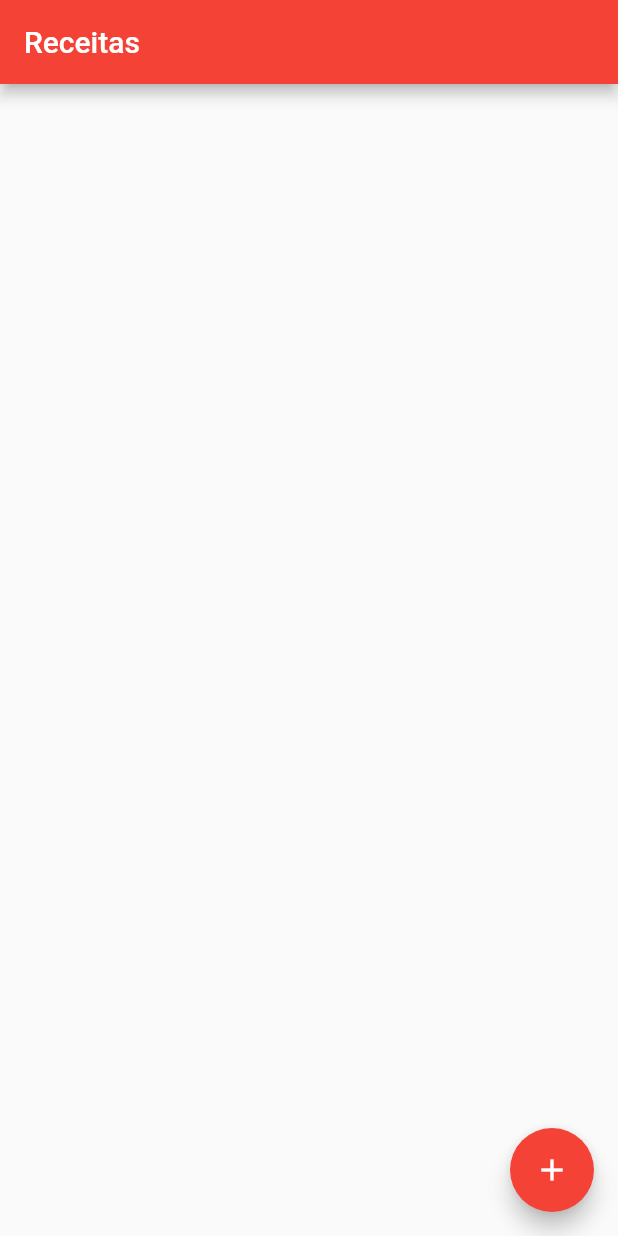
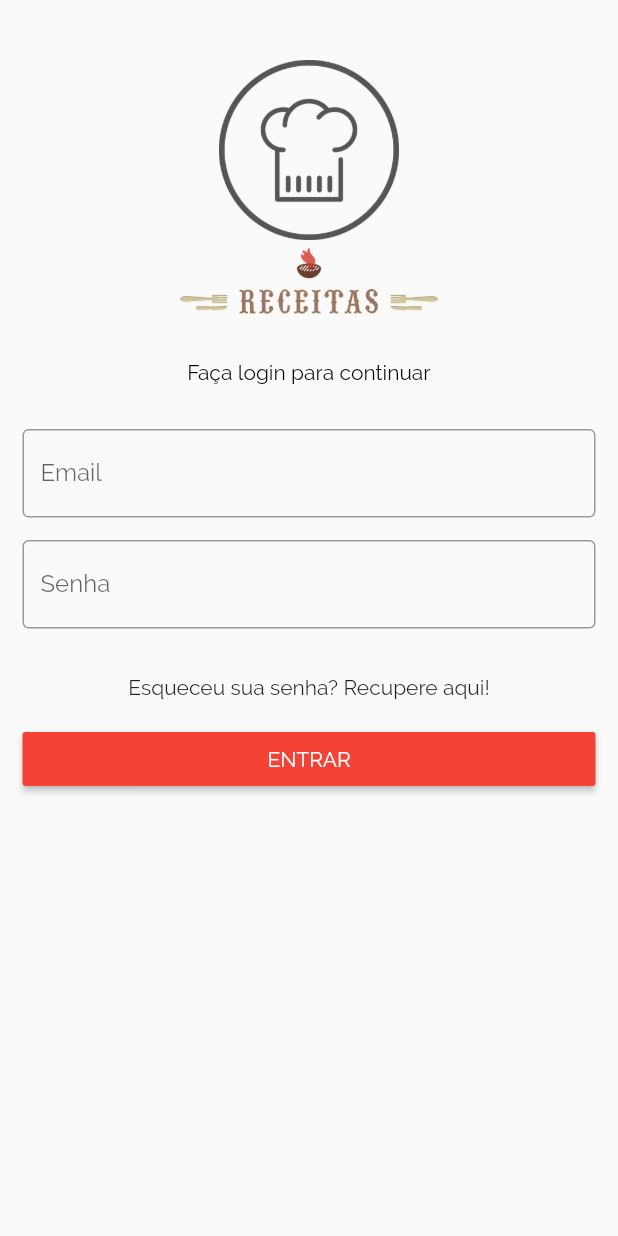
Before and after one commit to gustavoborges25/flutter-fist-app, a Flutter app: the screen it shows after launch, on a phone screen of 412 x 824 dp. Run offline on Flutter 3.47's test engine with Material 2 defaults, Android fonts, the phone set to English and light mode, and no system bars.

Commit message:
adicionado fonts, logos, criado tela de login

```diff
--- a/lib/main.dart
+++ b/lib/main.dart
@@ -1,5 +1,8 @@
-import 'package:firstapp/screen/RecipesList.dart';
+import 'package:firstapp/screen/LoginForm.dart';
 import 'package:flutter/material.dart';
+import 'package:flutter/foundation.dart' as foundation;
+
+bool get isIOS => foundation.defaultTargetPlatform == TargetPlatform.iOS;
 
 void main() => runApp(MyApp());
 
@@ -10,8 +13,9 @@ class MyApp extends StatelessWidget {
       title: 'Receitas de Família',
       theme: ThemeData(
         primarySwatch: Colors.red,
+        fontFamily: 'Raleway',
       ),
-      home: RecipesList(),
+      home: LoginForm(),
     );
   }
 }
--- /dev/null
+++ b/lib/screen/LoginForm.dart
@@ -0,0 +1,113 @@
+import 'package:firstapp/screen/RecipesList.dart';
+import 'package:flutter/material.dart';
+
+class LoginForm extends StatefulWidget {
+  @override
+  State<StatefulWidget> createState() => LoginFormState();
+}
+
+class LoginFormState extends State<LoginForm> {
+  @override
+  Widget build(BuildContext context) {
+    return Scaffold(
+      body: SingleChildScrollView(
+        child: Form(
+          child: Column(
+            mainAxisAlignment: MainAxisAlignment.start,
+            crossAxisAlignment: CrossAxisAlignment.stretch,
+            children: <Widget>[
+              Container(
+                padding: EdgeInsets.only(
+                  top: 40,
+                ),
+                height: 160,
+                child: Image.asset(
+                  'assets/logo.png',
+                  fit: BoxFit.contain,
+                ),
+              ),
+              Container(
+                padding: EdgeInsets.only(
+                  top: 5,
+                ),
+                height: 50,
+                child: Image.asset(
+                  'assets/receitas.png',
+                  fit: BoxFit.contain,
+                ),
+              ),
+              Container(
+                padding: EdgeInsets.symmetric(
+                  vertical: 30,
+                ),
+                child: Center(
+                  child: Text(
+                    'Faça login para continuar',
+                    style: TextStyle(color: Colors.black),
+                  ),
+                )
+              ),
+              Container(
+                padding: EdgeInsets.symmetric(
+                  horizontal: 15,
+                ),
+                child: TextFormField(
+                  decoration: InputDecoration(
+                    labelText: 'Email',
+                    border: OutlineInputBorder()
+                  ),
+                  keyboardType: TextInputType.emailAddress,
+                ),
+              ),
+              Container(
+                padding: EdgeInsets.symmetric(
+                  vertical: 15,
+                  horizontal: 15,
+                ),
+                child: TextFormField(
+                  obscureText: true,
+                  decoration: InputDecoration(
+                    labelText: 'Senha',
+                    border: OutlineInputBorder()
+                  ),
+                  keyboardType: TextInputType.text,
+                ),
+              ),
+              Container(
+                padding: EdgeInsets.symmetric(
+                  horizontal: 15,
+                ),
+                child: FlatButton(
+                  onPressed: () {},
+                  child: Text(
+                    'Esqueceu sua senha? Recupere aqui!',
+                  ),
+                ),
+              ),
+              Container(
+                padding: EdgeInsets.symmetric(
+                  horizontal: 15,
+                ),
+                child: RaisedButton(
+                  onPressed: () {
+                    Navigator.push(
+                      context,
+                      MaterialPageRoute(
+                        builder: (context) => RecipesList()
+                      )
+                    );
+                  },
+                  color: Colors.red,
+                  textColor: Colors.white,
+                  child: Text(
+                    'ENTRAR',
+                  ),
+                ),
+              ),
+            ],
+          ),
+        ),
+      ),
+    );
+  }
+}
--- a/lib/screen/RecipesList.dart
+++ b/lib/screen/RecipesList.dart
@@ -1,6 +1,7 @@
 import 'package:firstapp/screen/CardList.dart';
 import 'package:firstapp/model/Recipes.dart';
 import 'package:firstapp/service/Recipes.dart';
+import 'package:firstapp/support/Loading.dart';
 import 'package:flutter/material.dart';
 
 class RecipesList extends StatefulWidget {
@@ -37,7 +38,8 @@ class _RecipesListState extends State<RecipesList> {
       appBar: AppBar(
         title: Text('Receitas'),
       ),
-      body: ListView.builder(
+      body: _items.length == 0 ? Loading() :
+      ListView.builder(
         itemCount: _items.length,
         itemBuilder: (BuildContext context, int index) {
           return CardList(_items[index]);
```
Also changed, not shown: lib/screen/CardList.dart (+44 -13 lines), lib/support/Loading.dart (added, +19 -0 lines), pubspec.yaml (+13 -11 lines), assets/logo.png (added), assets/receitas.png (added), fonts/Raleway-Regular.ttf (added), fonts/Raleway-RegularItalic.ttf (added), fonts/Roboto-Bold.ttf (added), fonts/Roboto-Regular.ttf (added).
